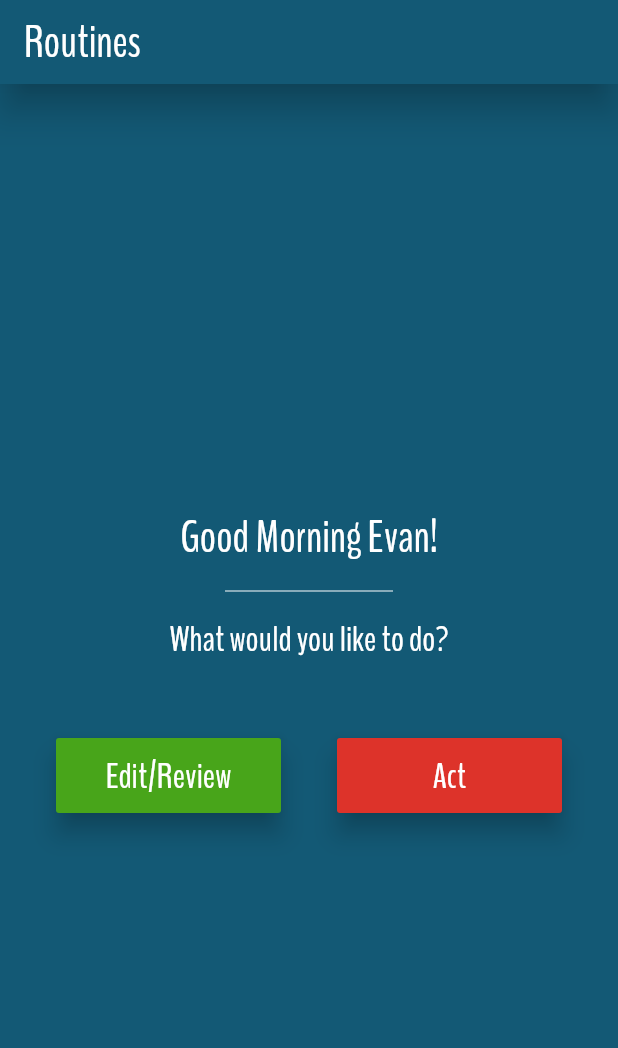
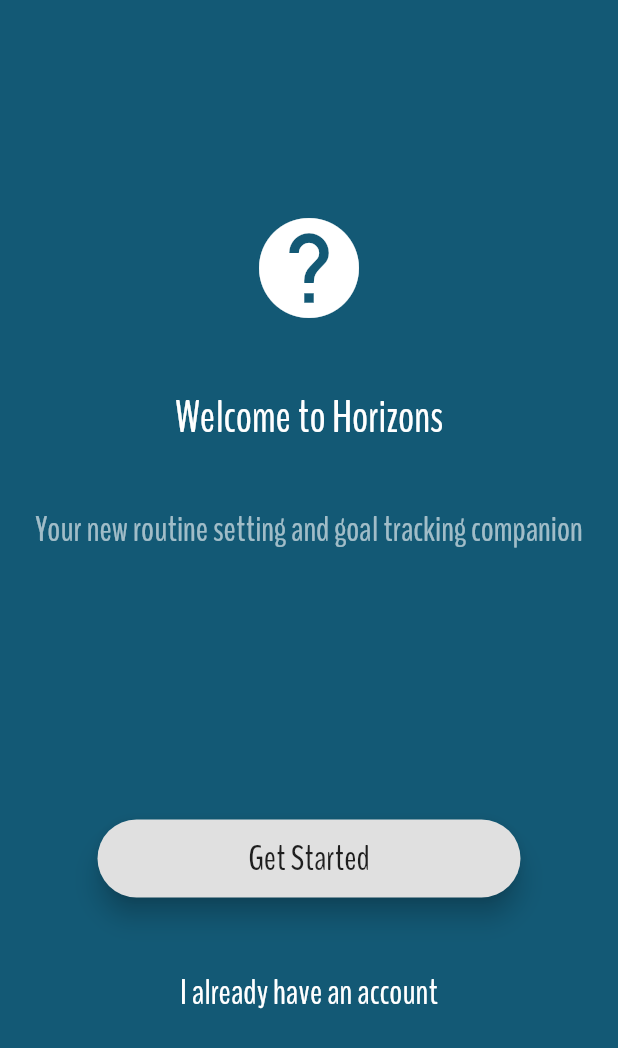
Before and after one commit to EYoung75/Routines-Flutter, a Flutter app: the screen it shows after launch, on a phone screen of 412 x 824 dp. Shown: the top 1048 px of the screen. Run offline on Flutter 3.47's test engine with Material 2 defaults, Android fonts, the phone set to English and light mode, and no system bars.

Commit message:
created basic landing screen and working on create screen

```diff
--- a/lib/main.dart
+++ b/lib/main.dart
@@ -1,6 +1,7 @@
 import "package:flutter/material.dart";
 import 'package:routines/screens/ActScreen.dart';
 import "./screens/LandingScreen.dart";
+import "./screens/CreateScreen.dart";
 
 void main() async {
   runApp(Routines());
@@ -21,14 +22,18 @@ class _RoutinesState extends State<Routines> {
         accentColor: Color.fromRGBO(221, 51, 42, 1),
         fontFamily: "BenchNine",
         textTheme: TextTheme(
-            title: TextStyle(fontSize: 30, color: Colors.white),
-            subtitle: TextStyle(fontSize: 30, color: Colors.white),
-            body1: TextStyle(fontSize: 24, color: Colors.white),
-            button: TextStyle(fontSize: 24, color: Colors.white)),
+          title: TextStyle(fontSize: 30, color: Colors.white, ),
+          subtitle: TextStyle(fontSize: 30, color: Colors.white),
+          body1: TextStyle(fontSize: 24, color: Colors.white),
+          button: TextStyle(fontSize: 24, color: Colors.white),
+          display1: TextStyle(fontSize: 24, color: Colors.white),
+          overline: TextStyle(fontSize: 24, color: Colors.white),
+        ),
       ),
       home: LandingScreen(),
       routes: {
-        "/act" : (ctx) => ActScreen()
+        "/create": (ctx) => CreateScreen(),
+        "/act": (ctx) => ActScreen(),
       },
     );
   }
--- a/lib/screens/LandingScreen.dart
+++ b/lib/screens/LandingScreen.dart
@@ -1,75 +1,53 @@
 import "package:flutter/material.dart";
-import "../widgets/customAppBar.dart";
 
 class LandingScreen extends StatelessWidget {
   @override
   Widget build(BuildContext context) {
     return Scaffold(
-      appBar: AppBar(
-        centerTitle: false,
-
-        elevation: 10,
-        title: Text("Routines", style: Theme.of(context).textTheme.title,),
-      ),
       body: Container(
+        padding: EdgeInsets.symmetric(vertical: 100),
         height: double.infinity,
         width: double.infinity,
         color: Theme.of(context).primaryColor,
         child: Column(
-          mainAxisAlignment: MainAxisAlignment.center,
+          mainAxisAlignment: MainAxisAlignment.spaceEvenly,
           children: <Widget>[
+            Icon(
+              Icons.help,
+              size: 80,
+              color: Colors.white,
+            ),
             Text(
-              "Good Morning Evan!",
-              style: Theme.of(context).textTheme.subtitle,
+              "Welcome to Horizons",
+              style: Theme.of(context).textTheme.title,
+            ),
+            Text(
+              "Your new routine setting and goal tracking companion",
+              style: TextStyle(
+                color: Color.fromRGBO(255, 255, 255, .6),
+              ),
             ),
             SizedBox(
-              height: 15,
+              height: 100,
             ),
-            Divider(
-              height: 2,
-              color: Colors.white,
-              endIndent: 150,
-              indent: 150,
+            RaisedButton(
+              shape: RoundedRectangleBorder(
+                borderRadius: BorderRadius.circular(50),
+              ),
+              onPressed: () {
+                Navigator.of(context).pushNamed("/create");
+              },
+              child: Container(
+                padding: EdgeInsets.all(10),
+                alignment: Alignment.center,
+                width: 250,
+                child: Text("Get Started"),
+              ),
+              elevation: 7,
             ),
-            SizedBox(
-              height: 15,
-            ),
-            Text("What would you like to do?"),
-            SizedBox(
-              height: 50,
-            ),
-            Row(
-              mainAxisAlignment: MainAxisAlignment.spaceEvenly,
-              children: <Widget>[
-                Container(
-                  height: 50,
-                  width: 150,
-                  child: RaisedButton(
-                    color: Color.fromRGBO(72, 165, 26, 1),
-                    elevation: 7,
-                    child: Text(
-                      "Edit/Review",
-                      style: Theme.of(context).textTheme.button,
-                    ),
-                    onPressed: () {},
-                  ),
-                ),
-                Container(
-                  height: 50,
-                  width: 150,
-                  child: RaisedButton(
-                    color: Theme.of(context).accentColor,
-                    elevation: 7,
-                    child: Text(
-                      "Act",
-                      style: Theme.of(context).textTheme.button,
-                    ),
-                    onPressed: () {
-                      Navigator.of(context).pushNamed("/act");
-                    },
-                  ),
-                )
-              ],
+            FlatButton(
+              onPressed: () {},
+              child: Text("I already have an account", style: Theme.of(context).textTheme.body1,),
             )
           ],
         ),
```
Also changed, not shown: lib/screens/CreateScreen.dart (added, +33 -0 lines), lib/screens/Home.dart (added, +107 -0 lines), lib/widgets/background.dart (added, +14 -0 lines), lib/providers/Time.dart (added).
